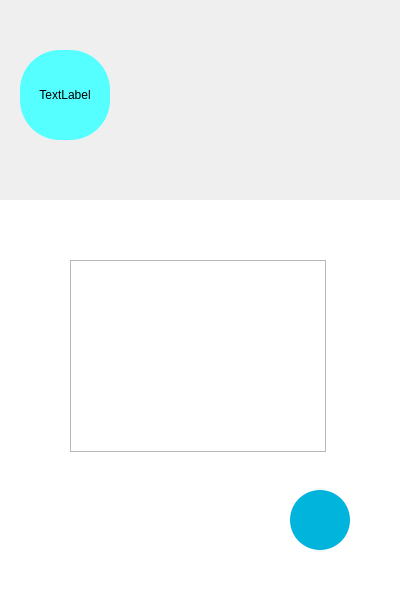
First picture: the form in todolistUI.ui, repository leejh7/SWP2AD, before the edit.
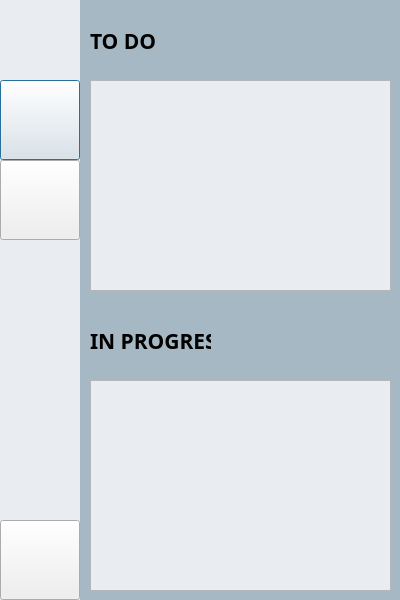
Second picture: the form after the edit. Icons and pictures are not drawn.

Patch:
```diff
--- a/todolistUI.ui
+++ b/todolistUI.ui
@@ -19,32 +19,11 @@
      <x>0</x>
      <y>0</y>
      <width>400</width>
-     <height>200</height>
+     <height>600</height>
     </rect>
    </property>
    <property name="styleSheet">
-    <string notr="true">border-image: url(:/newPrefix/sky_background.jpg);</string>
-   </property>
-   <property name="text">
-    <string/>
-   </property>
-   <property name="alignment">
-    <set>Qt::AlignCenter</set>
-   </property>
-  </widget>
-  <widget class="QPushButton" name="additemButton">
-   <property name="geometry">
-    <rect>
-     <x>290</x>
-     <y>490</y>
-     <width>60</width>
-     <height>60</height>
-    </rect>
-   </property>
-   <property name="styleSheet">
-    <string notr="true">border: 2px;
-border-radius: 30px;
-background-color: rgb(0, 180, 220);</string>
+    <string notr="true">background-color: rgb(166, 184, 196)</string>
    </property>
    <property name="text">
     <string/>
@@ -54,13 +33,13 @@
    <property name="geometry">
     <rect>
      <x>0</x>
-     <y>200</y>
-     <width>400</width>
-     <height>400</height>
+     <y>0</y>
+     <width>80</width>
+     <height>600</height>
     </rect>
    </property>
    <property name="styleSheet">
-    <string notr="true">background-color: rgb(255, 255, 255);</string>
+    <string notr="true">background-color: rgb(233, 237, 241);</string>
    </property>
    <property name="text">
     <string/>
@@ -69,39 +48,137 @@
   <widget class="QLabel" name="imageLabel">
    <property name="geometry">
     <rect>
-     <x>20</x>
-     <y>50</y>
-     <width>90</width>
-     <height>90</height>
+     <x>0</x>
+     <y>0</y>
+     <width>80</width>
+     <height>80</height>
     </rect>
    </property>
+   <property name="text">
+    <string/>
+   </property>
+  </widget>
+  <widget class="QPushButton" name="additemButton">
+   <property name="geometry">
+    <rect>
+     <x>0</x>
+     <y>80</y>
+     <width>80</width>
+     <height>80</height>
+    </rect>
+   </property>
    <property name="styleSheet">
-    <string notr="true">border: 2px;
-border-radius: 40px;
-background-color: rgb(85, 255, 255);</string>
+    <string notr="true">border-image: url(:/newPrefix/plusicon.png);
+</string>
    </property>
    <property name="text">
-    <string>TextLabel</string>
+    <string/>
    </property>
-   <property name="alignment">
-    <set>Qt::AlignCenter</set>
+  </widget>
+  <widget class="QPushButton" name="deleteitemButton">
+   <property name="geometry">
+    <rect>
+     <x>0</x>
+     <y>160</y>
+     <width>80</width>
+     <height>80</height>
+    </rect>
    </property>
+   <property name="styleSheet">
+    <string notr="true">border-image: url(:/newPrefix/minusicon.png);</string>
+   </property>
+   <property name="text">
+    <string/>
+   </property>
   </widget>
-  <widget class="QListWidget" name="listWidget">
+  <widget class="QPushButton" name="turnoffButton">
    <property name="geometry">
     <rect>
-     <x>70</x>
-     <y>260</y>
-     <width>256</width>
-     <height>192</height>
+     <x>0</x>
+     <y>520</y>
+     <width>80</width>
+     <height>80</height>
     </rect>
    </property>
+   <property name="styleSheet">
+    <string notr="true">border-image: url(:/newPrefix/power.png);
+</string>
+   </property>
+   <property name="text">
+    <string/>
+   </property>
   </widget>
-  <zorder>label</zorder>
-  <zorder>label_2</zorder>
-  <zorder>additemButton</zorder>
-  <zorder>imageLabel</zorder>
-  <zorder>listWidget</zorder>
+  <widget class="QLabel" name="label_3">
+   <property name="geometry">
+    <rect>
+     <x>90</x>
+     <y>10</y>
+     <width>121</width>
+     <height>61</height>
+    </rect>
+   </property>
+   <property name="font">
+    <font>
+     <family>나눔고딕 ExtraBold</family>
+     <pointsize>16</pointsize>
+     <weight>75</weight>
+     <bold>true</bold>
+    </font>
+   </property>
+   <property name="text">
+    <string>TO DO</string>
+   </property>
+  </widget>
+  <widget class="QLabel" name="label_4">
+   <property name="geometry">
+    <rect>
+     <x>90</x>
+     <y>320</y>
+     <width>121</width>
+     <height>41</height>
+    </rect>
+   </property>
+   <property name="font">
+    <font>
+     <family>나눔고딕 ExtraBold</family>
+     <pointsize>16</pointsize>
+     <weight>75</weight>
+     <bold>true</bold>
+    </font>
+   </property>
+   <property name="styleSheet">
+    <string notr="true">color: rgb(0, 0, 0);</string>
+   </property>
+   <property name="text">
+    <string>IN PROGRESS</string>
+   </property>
+  </widget>
+  <widget class="QListWidget" name="todoListWidget">
+   <property name="geometry">
+    <rect>
+     <x>90</x>
+     <y>80</y>
+     <width>301</width>
+     <height>211</height>
+    </rect>
+   </property>
+   <property name="styleSheet">
+    <string notr="true">background-color: rgb(233, 237, 241);</string>
+   </property>
+  </widget>
+  <widget class="QListWidget" name="inprogressListWidget">
+   <property name="geometry">
+    <rect>
+     <x>90</x>
+     <y>380</y>
+     <width>301</width>
+     <height>211</height>
+    </rect>
+   </property>
+   <property name="styleSheet">
+    <string notr="true">background-color: rgb(233, 237, 241);</string>
+   </property>
+  </widget>
  </widget>
  <resources>
   <include location="test.qrc"/>
```
Left out of the diff: 7 changed lines with no effect on the pictures.
